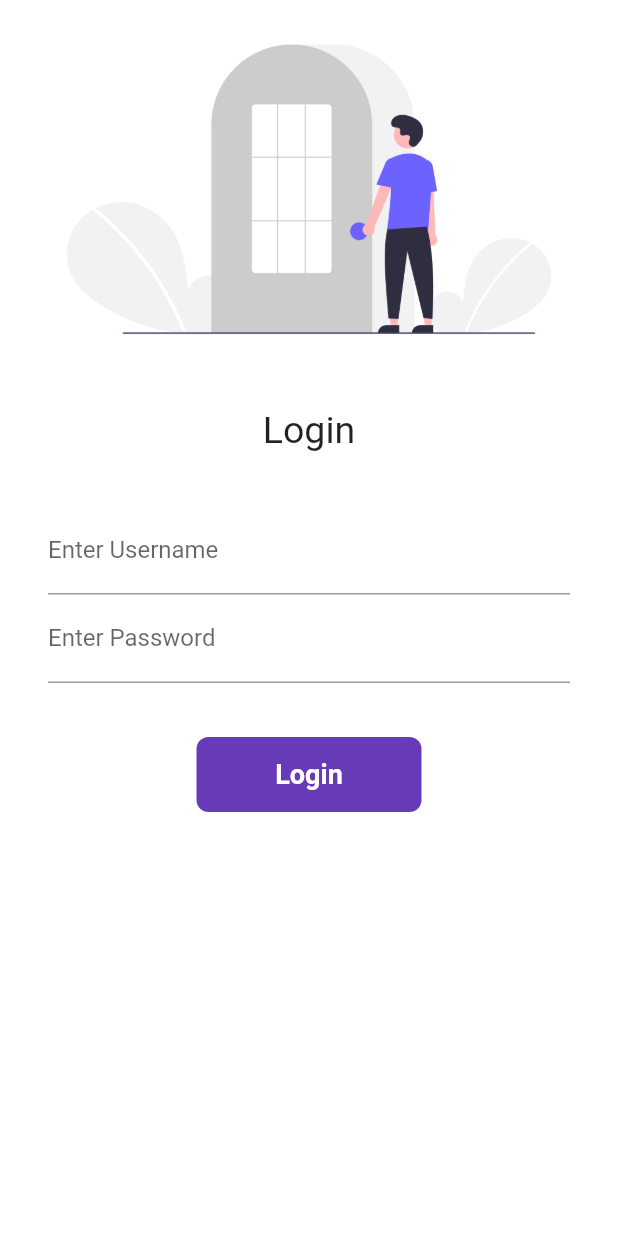
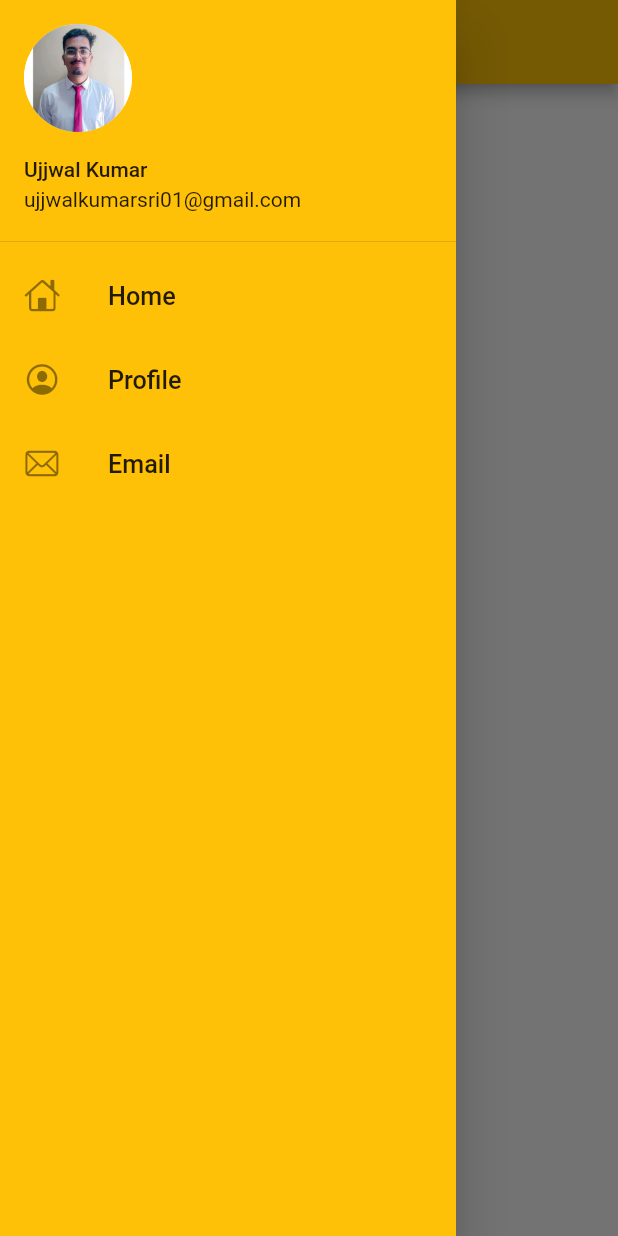
Before and after one commit to kUjjwal69/flutter_application_1, a Flutter app: the screen it shows after launch, with the side drawer open (before the commit the screen has no drawer), on a phone screen of 412 x 824 dp. Run offline on Flutter 3.47's test engine with Material 2 defaults, Android fonts, the phone set to English and light mode, and no system bars.

Commit message:
DAY 6 COMPLETED

```diff
--- a/lib/PAGES/homePage.dart
+++ b/lib/PAGES/homePage.dart
@@ -1,4 +1,6 @@
 import 'package:flutter/material.dart';
+
+import '../WIDGETS/drawers.dart';
 
 class Homepage extends StatelessWidget {
   @override
@@ -14,7 +16,7 @@ class Homepage extends StatelessWidget {
           child: Text("Welcome to $days $value"),
         ),
       ),
-      drawer: Drawer(),
+      drawer: MyDrawer(),
     );
   }
 }
--- /dev/null
+++ b/lib/WIDGETS/drawers.dart
@@ -0,0 +1,59 @@
+import 'package:flutter/cupertino.dart';
+import 'package:flutter/material.dart';
+
+class MyDrawer extends StatelessWidget {
+
+  @override
+  Widget build(BuildContext context) {
+    return Drawer(
+      child: Container(
+        color: Colors.amber,
+        child: ListView(
+          padding: EdgeInsets.zero,
+          children: [
+            DrawerHeader(
+              padding: EdgeInsets.zero,
+
+
+              child: UserAccountsDrawerHeader(
+                margin: EdgeInsets.zero,
+              accountName: Text("Ujjwal Kumar"),
+              accountEmail: Text("ujjwalkumarsri01@gmail.com"),
+              currentAccountPicture: CircleAvatar(
+                backgroundImage: AssetImage(
+                "ASSETS/IMAGES/my Image.jpeg",
+              ),),
+              ),
+              ),
+
+              ListTile(
+                leading: Icon(CupertinoIcons.home,
+               ),
+               title: Text(
+                "Home",
+                textScaleFactor: 1.2,
+                ),
+              ),
+               ListTile(
+                leading: Icon(CupertinoIcons.profile_circled,
+               ),
+               title: Text(
+                "Profile",
+                textScaleFactor: 1.2,
+                ),
+              ),
+               ListTile(
+                leading: Icon(CupertinoIcons.mail,
+               ),
+               title: Text(
+                "Email",
+                textScaleFactor: 1.2,
+                ),
+              )
+
+        ]
+        ),
+      ),
+    );
+  }
+}
--- a/lib/main.dart
+++ b/lib/main.dart
@@ -16,7 +16,7 @@ class MyApp extends StatelessWidget {
       themeMode: ThemeMode.light,
       theme: ThemeData(primarySwatch: Colors.amber),
       darkTheme: ThemeData(brightness: Brightness.dark),
-      initialRoute: MyRoutes.LoginRoute,
+      initialRoute: MyRoutes.HomeRoute,
       routes: {
         "/": (context) => Homepage(),
         MyRoutes.HomeRoute: (context) => Homepage(),
--- a/pubspec.yaml
+++ b/pubspec.yaml
@@ -61,7 +61,7 @@ flutter:
   # To add assets to your application, add an assets section, like this:
   assets:
     - ASSETS/IMAGES/
-  #   - images/a_dot_ham.jpeg
+    # - IMAGES/my image.jpeg
 
   # An image asset can refer to one or more resolution-specific "variants", see
   # https://flutter.dev/assets-and-images/#resolution-aware
```
Also changed, not shown: ASSETS/IMAGES/my Image.jpeg (added).
